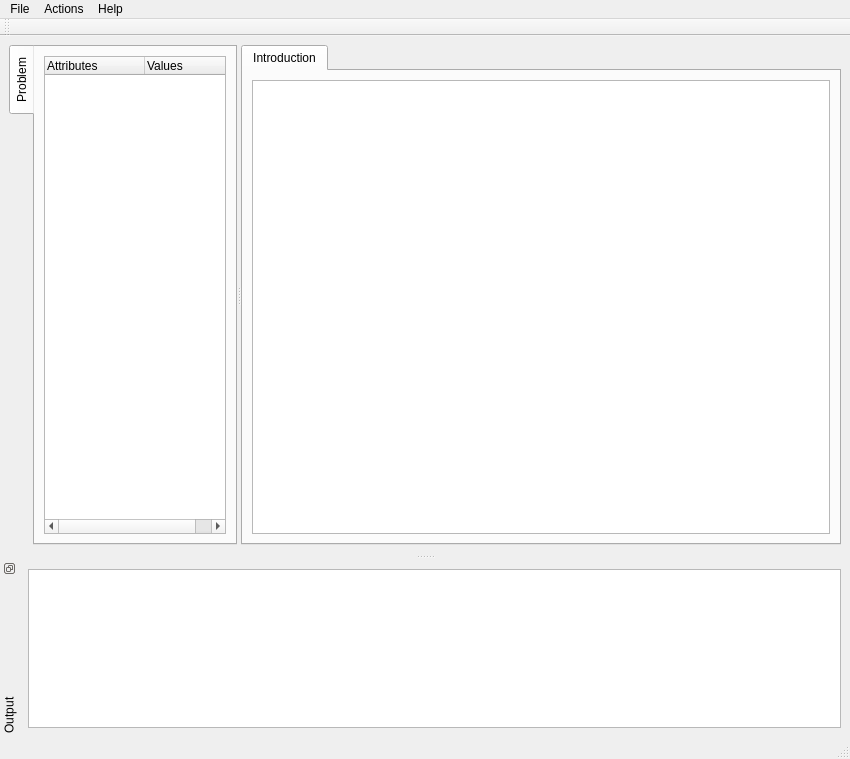
Qt form src/libgui/robotvision.ui (praman2s/youbot-py) before a commit.
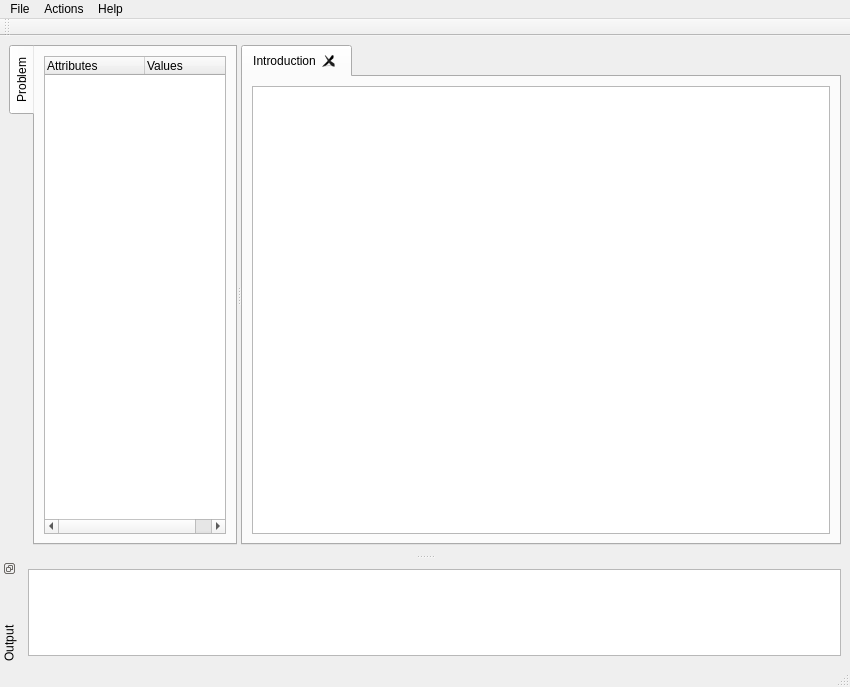
The same form after that commit. Icons and pictures are not drawn.

```diff
--- a/src/libgui/robotvision.ui
+++ b/src/libgui/robotvision.ui
@@ -11,7 +11,7 @@
     <x>0</x>
     <y>0</y>
     <width>850</width>
-    <height>759</height>
+    <height>687</height>
    </rect>
   </property>
   <property name="sizePolicy">
@@ -43,6 +43,9 @@
    <layout class="QGridLayout" name="gridLayout_2">
     <item row="0" column="0">
      <widget class="QSplitter" name="splitter">
+      <property name="enabled">
+       <bool>true</bool>
+      </property>
       <property name="minimumSize">
        <size>
         <width>600</width>
@@ -106,6 +109,12 @@
        <property name="currentIndex">
         <number>0</number>
        </property>
+       <property name="tabsClosable">
+        <bool>true</bool>
+       </property>
+       <property name="movable">
+        <bool>true</bool>
+       </property>
        <widget class="QWidget" name="introTab">
         <property name="enabled">
          <bool>true</bool>
```
Left out of the diff: 27 changed lines with no effect on the pictures.
